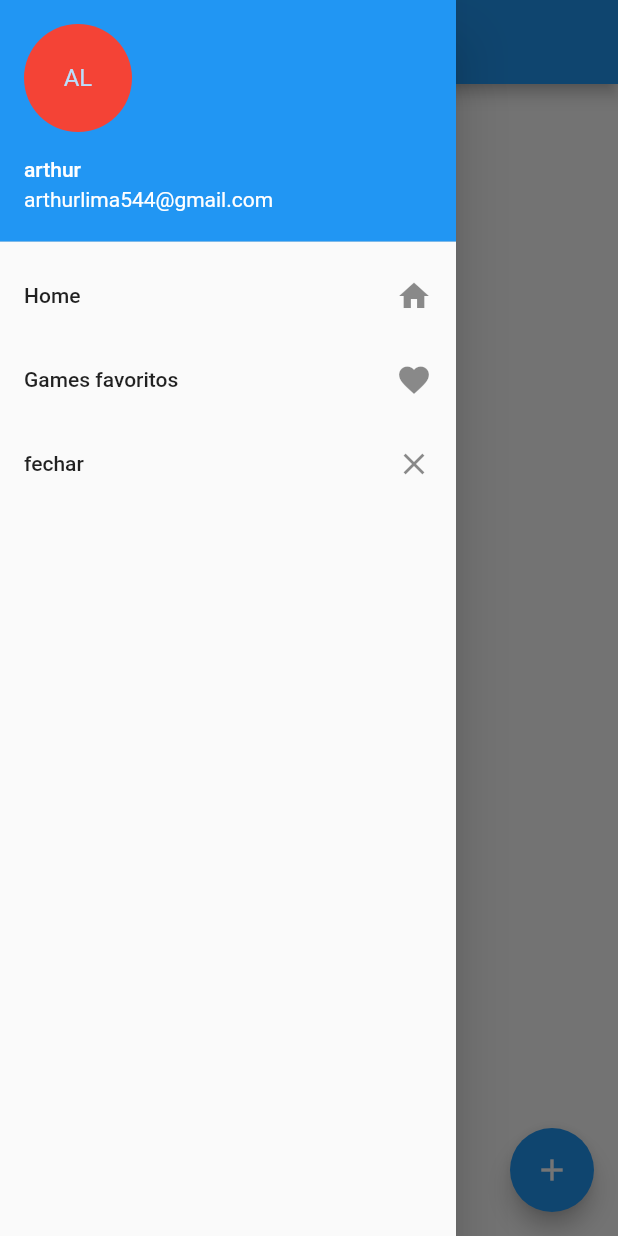
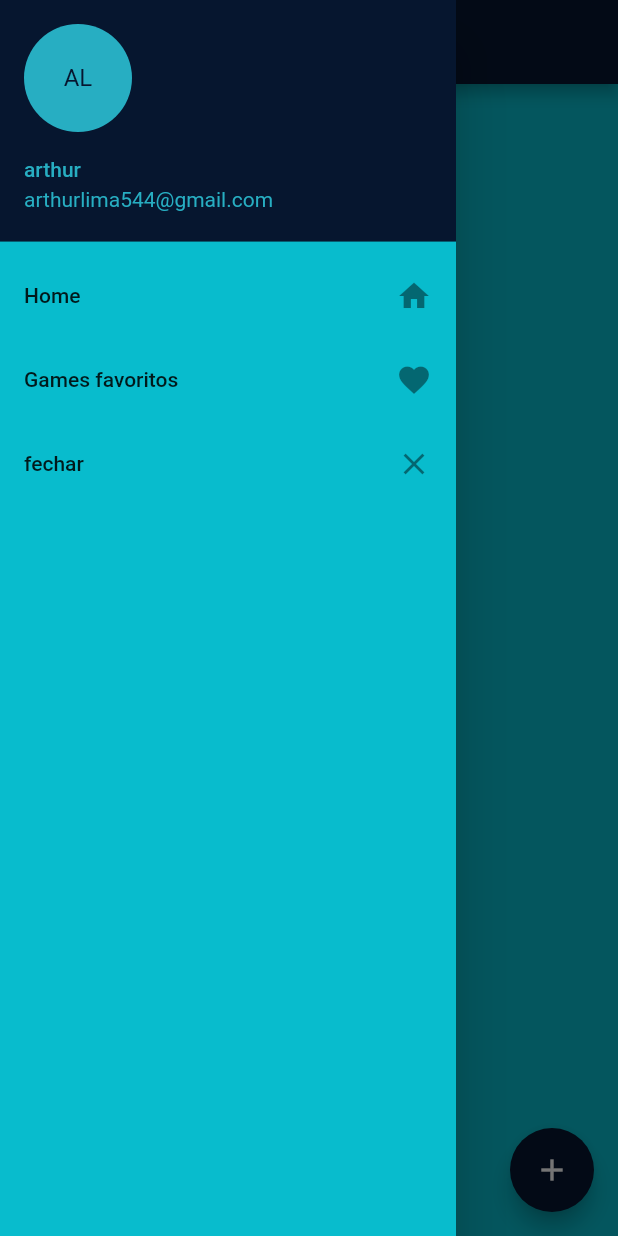
Before and after one commit to Arthurlima544/Flutter_project, a Flutter app: the ListaGamesPage screen opened by its route, with the side drawer open, on a phone screen of 412 x 824 dp. Run offline on Flutter 3.47's test engine with Material 2 defaults, Android fonts, the phone set to English and light mode, and no system bars; our stand-ins replace cloud_firestore, firebase_core; accounts and stored records are empty; network calls fail.

```diff
--- a/src/lib/Componentes/FavGamesDrawer.dart
+++ b/src/lib/Componentes/FavGamesDrawer.dart
@@ -11,11 +11,29 @@ class FavGamesDrawer extends StatelessWidget {
       child: ListView(
         children: <Widget>[
           UserAccountsDrawerHeader(
-            accountName: Text("arthur"),
-            accountEmail: Text("arthurlima544@gmail.com"),
+            decoration: BoxDecoration(
+              color: Color.fromRGBO(6, 22, 47, 1),
+            ),
+            accountName: Text(
+              "arthur",
+              style: TextStyle(
+                color: Color.fromRGBO(39, 174, 194, 1),
+              ),
+            ),
+            accountEmail: Text(
+              "arthurlima544@gmail.com",
+              style: TextStyle(
+                color: Color.fromRGBO(39, 174, 194, 1),
+              ),
+            ),
             currentAccountPicture: CircleAvatar(
-              backgroundColor: Colors.red,
-              child: Text("AL"),
+              backgroundColor: Color.fromRGBO(39, 174, 194, 1),
+              child: Text(
+                "AL",
+                style: TextStyle(
+                  color: Color.fromRGBO(6, 22, 47, 1),
+                ),
+              ),
             ),
           ),
           ListTile(
--- a/src/lib/Pages/GameEspecifico/BotaoFavoritoEvent.dart
+++ /dev/null
@@ -1,3 +0,0 @@
-abstract class ContEvent {}
-
-class IncrementEvent extends ContEvent {}
--- /dev/null
+++ b/src/lib/Services/ListaGames.dart
@@ -0,0 +1,21 @@
+import 'package:cloud_firestore/cloud_firestore.dart';
+import 'package:src/models/ListaGamesModels.dart';
+import 'ListaGamesinterface.dart';
+
+class GamesService extends ServiceInterface {
+  static final _fb = FirebaseFirestore.instance;
+
+  //* fluxo de dados assincronos
+  Stream<List<Games>> getList() {
+    return _fb.collection('games').snapshots().map(
+      (snap) {
+        return snap.docs.map((it) => Games.fromMap(it)).toList();
+      },
+    );
+  }
+
+  //* função assincrona que mapeia uma instancia de games e envia para o firebase atravez do metodo add
+  Future<void> create(Games games) async {
+    await _fb.collection('games').add(games.toMap()); //pausando a funcao
+  }
+}
--- a/src/lib/db/ListaGamesinterface.dart
+++ b/src/lib/Services/ListaGamesinterface.dart
@@ -1,9 +1,10 @@
 import 'package:src/models/ListaGamesModels.dart';
 
-abstract class ListaGamesServiceInterface {
+abstract class ServiceInterface {
   //esses abaixo são métodos da minha abstract class?
   //Stream  de listas de objetos Games(titulo,favorito)
+  //! ?
   Stream<List<Games>> getList();
-  //chamando a funcao create
+  //! ?
   Future<void> create(Games game);
 }
--- a/src/lib/Pages/ListaGames/ListaGamesBloc.dart
+++ b/src/lib/Views/ListaGames/bloc/ListaGamesBloc.dart
@@ -1,13 +1,12 @@
 import 'dart:async';
 import 'package:src/models/ListaGamesModels.dart';
-import 'package:src/db/ListaGames.dart';
-/* import 'package:src/db/ListaGamesinterface.dart'; */
+import 'package:src/Services/ListaGames.dart';
 
 class MyAppBloc {
   final _controller = StreamController<List<Games>>();
   Stream<List<Games>> get output => _controller.stream;
   Sink<List<Games>> get input => _controller.sink;
-
+  //Construtor
   MyAppBloc(GamesService service) {
     //voce ouve a stream para gerar eventos...
     service.getList().listen(
@@ -23,10 +22,10 @@ class MyAppBloc {
     _controller.close();
   }
 
-/*   update(Games item, int value) {
-    item.favorito = item.favorito++;
+  favoriteUpdate(Games item) {
+    item.favorito = item.favorito + 1;
     item.reference.set(item.toMap());
-  } */
+  }
 
   //async transforma uma função parecida com o future... onde vai
   create(String titulo, int favorito, String descricao) async {
--- a/src/lib/db/ListaGames.dart
+++ /dev/null
@@ -1,23 +0,0 @@
-import 'package:cloud_firestore/cloud_firestore.dart';
-import 'package:src/models/ListaGamesModels.dart';
-import 'ListaGamesinterface.dart';
-
-class GamesService extends ListaGamesServiceInterface {
-  static final _fb = FirebaseFirestore.instance;
-
-  // !Que viagem é essa?
-  Stream<List<Games>> getList() {
-    return _fb.collection('games').snapshots().map(
-      (snap) {
-        return snap.docs.map((it) => Games.fromJson(it)).toList();
-      },
-    );
-  }
-
-  //Função assyncrona que cria um documento na collection games
-  // a variavel games é uma instancia e ela possue um metodo to map..
-  // Future<void> não produz um valor usável.
-  Future<void> create(Games games) async {
-    await _fb.collection('games').add(games.toJson());
-  }
-}
```
Also changed, not shown: src/lib/Pages/GameEspecifico/BotaoFavoritoBloc.dart (deleted, +0 -31 lines), src/lib/Pages/GameEspecifico/GameFavoritoPage.dart (deleted, +0 -79 lines), src/lib/Pages/ListaGames/ListaGamesPage.dart (deleted, +0 -124 lines), src/lib/Views/GameEspecifico/GameFavoritoPage.dart (added, +66 -0 lines), src/lib/Views/HomePage/HomePage.dart (renamed from src/lib/Pages/HomePage/HomePage.dart, +15 -0 lines), src/lib/Views/HomePage/ImageWidget.dart (added, +10 -0 lines), src/lib/Views/ListaGames/ListaGamesPage.dart (added, +150 -0 lines), src/lib/main.dart (+7 -5 lines), src/lib/models/ListaGamesModels.dart (+9 -31 lines), src/lib/Pages/ListaGames/ShowDialog.dart (deleted).
